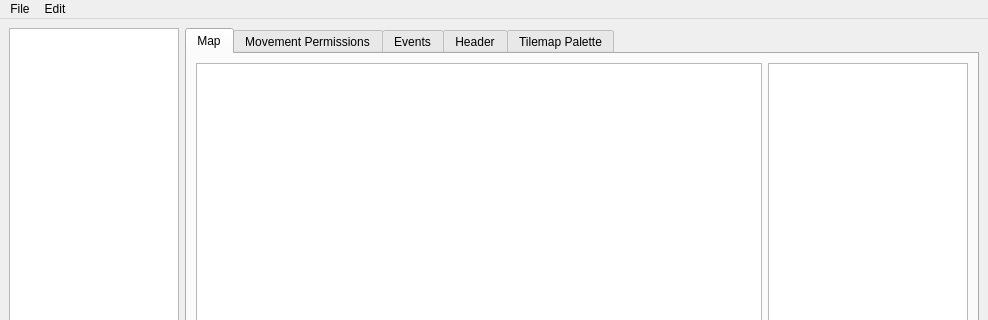
The window that mapped.ui (cosarara/blue-spider) describes before a commit, drawn with Qt 5; both pictures show x 0 to 988 and y 0 to 320 of the 988 by 706 pixel window.
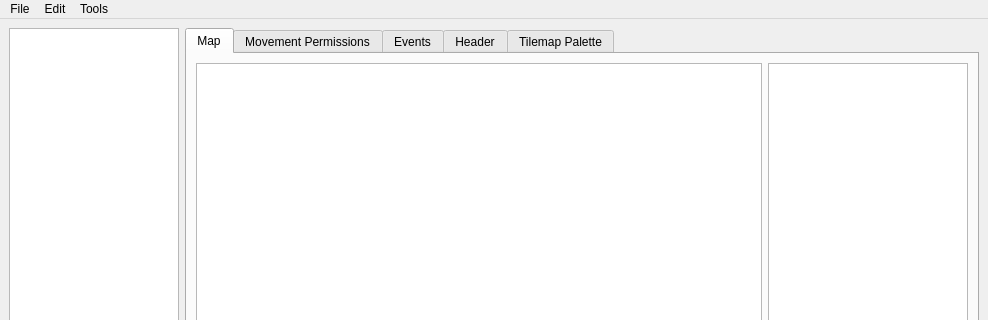
The same window after the commit. Icons and pictures are not drawn.

Patch:
```diff
--- a/mapped.ui
+++ b/mapped.ui
@@ -2377,8 +2377,15 @@
     </property>
     <addaction name="actionChoose_script_editor"/>
    </widget>
+   <widget class="QMenu" name="menuTools">
+    <property name="title">
+     <string>Tools</string>
+    </property>
+    <addaction name="actionAdd_new_banks"/>
+   </widget>
    <addaction name="menuFile"/>
    <addaction name="menuEdit"/>
+   <addaction name="menuTools"/>
   </widget>
   <widget class="QStatusBar" name="statusbar"/>
   <action name="actionLoad_ROM">
```
Left out of the diff: 5 changed lines with no effect on the pictures.
